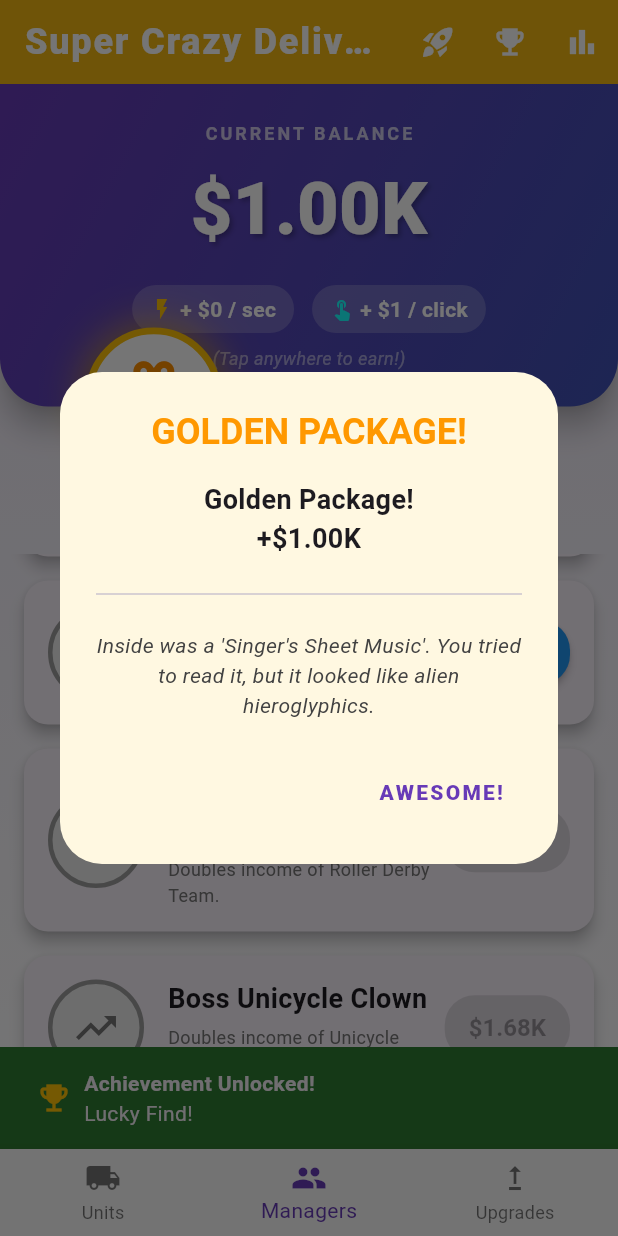
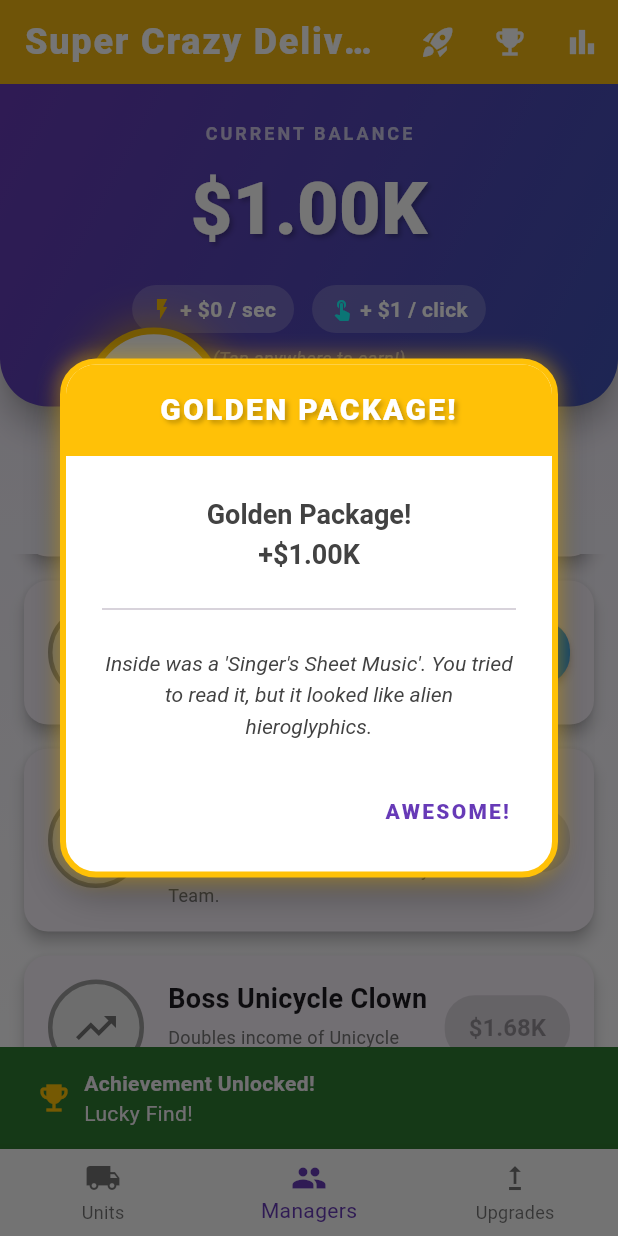
Before and after one commit to coins5/supercrazydeliveryinc, a Flutter app: the screen it shows after launch, item 2 of the bottom bar chosen, scrolled down 576 dp, after a tap on the "card giftcard" icon, on a phone screen of 412 x 824 dp. Run offline on Flutter 3.47's test engine with Material 3 defaults, Android fonts, the phone set to English and light mode, and no system bars; our stand-ins replace shared_preferences.

Commit message:
Mejora en dialog

```diff
--- a/lib/screens/home_screen.dart
+++ b/lib/screens/home_screen.dart
@@ -10,6 +10,7 @@ import '../data/offline_messages.dart';
 import 'dart:math';
 import 'prestige_screen.dart';
 import '../widgets/golden_package_widget.dart';
+import '../widgets/crazy_dialog.dart';
 
 class HomeScreen extends StatefulWidget {
   const HomeScreen({super.key});
@@ -160,11 +161,11 @@ class _HomeScreenState extends State<HomeScreen> {
               WidgetsBinding.instance.addPostFrameCallback((_) {
                 if (!mounted) return;
                 gameState.markOfflineEarningsAsShown();
-                showDialog(
+                showCrazyDialog(
                   context: context,
                   barrierDismissible: false,
-                  builder: (context) => AlertDialog(
-                    title: const Text('Welcome Back!'),
+                  title: 'Welcome Back!',
+                  themeColor: Colors.blue,
                   content: Column(
                     mainAxisSize: MainAxisSize.min,
                     children: [
@@ -212,7 +213,6 @@ class _HomeScreenState extends State<HomeScreen> {
                       child: const Text('AWESOME!'),
                     ),
                   ],
-                  ),
                 );
               });
             }
--- a/lib/screens/prestige_screen.dart
+++ b/lib/screens/prestige_screen.dart
@@ -1,6 +1,7 @@
 import 'package:flutter/material.dart';
 import 'package:provider/provider.dart';
 import '../models/game_state.dart';
+import '../widgets/crazy_dialog.dart';
 
 class PrestigeScreen extends StatelessWidget {
   const PrestigeScreen({super.key});
@@ -154,10 +155,10 @@ class PrestigeScreen extends StatelessWidget {
   }
 
   void _showConfirmationDialog(BuildContext context, GameState gameState) {
-    showDialog(
+    showCrazyDialog(
       context: context,
-      builder: (context) => AlertDialog(
-        title: const Text('Are you sure?'),
+      title: 'Are you sure?',
+      themeColor: Colors.redAccent,
       content: const Text(
         'You are about to reset your progress for Crazy Tokens.\n\n'
         'This action cannot be undone!',
@@ -177,7 +178,6 @@ class PrestigeScreen extends StatelessWidget {
           child: const Text('DO IT!'),
         ),
       ],
-      ),
     );
   }
 }
--- /dev/null
+++ b/lib/widgets/crazy_dialog.dart
@@ -0,0 +1,171 @@
+import 'package:flutter/material.dart';
+
+class CrazyDialog extends StatefulWidget {
+  final String title;
+  final Widget content;
+  final List<Widget>? actions;
+  final Color? themeColor;
+
+  const CrazyDialog({
+    super.key,
+    required this.title,
+    required this.content,
+    this.actions,
+    this.themeColor,
+  });
+
+  @override
+  State<CrazyDialog> createState() => _CrazyDialogState();
+}
+
+class _CrazyDialogState extends State<CrazyDialog>
+    with SingleTickerProviderStateMixin {
+  late AnimationController _controller;
+  late Animation<double> _scaleAnimation;
+
+  @override
+  void initState() {
+    super.initState();
+    _controller = AnimationController(
+      vsync: this,
+      duration: const Duration(milliseconds: 400),
+    );
+    _scaleAnimation = CurvedAnimation(
+      parent: _controller,
+      curve: Curves.elasticOut,
+    );
+    _controller.forward();
+  }
+
+  @override
+  void dispose() {
+    _controller.dispose();
+    super.dispose();
+  }
+
+  @override
+  Widget build(BuildContext context) {
+    final color = widget.themeColor ?? Colors.deepPurple;
+
+    return ScaleTransition(
+      scale: _scaleAnimation,
+      child: Dialog(
+        backgroundColor: Colors.transparent,
+        elevation: 0,
+        child: Container(
+          constraints: const BoxConstraints(maxWidth: 400),
+          decoration: BoxDecoration(
+            color: Colors.white,
+            borderRadius: BorderRadius.circular(24),
+            border: Border.all(color: color, width: 4),
+            boxShadow: [
+              BoxShadow(
+                color: Colors.black.withValues(alpha: 0.3),
+                blurRadius: 20,
+                offset: const Offset(0, 10),
+              ),
+              BoxShadow(
+                color: color.withValues(alpha: 0.4),
+                blurRadius: 10,
+                spreadRadius: 2,
+              ),
+            ],
+          ),
+          child: Column(
+            mainAxisSize: MainAxisSize.min,
+            crossAxisAlignment: CrossAxisAlignment.stretch,
+            children: [
+              // Header
+              Container(
+                padding: const EdgeInsets.symmetric(
+                  vertical: 16,
+                  horizontal: 24,
+                ),
+                decoration: BoxDecoration(
+                  color: color,
+                  borderRadius: const BorderRadius.only(
+                    topLeft: Radius.circular(20),
+                    topRight: Radius.circular(20),
+                  ),
+                ),
+                child: Text(
+                  widget.title.toUpperCase(),
+                  textAlign: TextAlign.center,
+                  style: const TextStyle(
+                    color: Colors.white,
+                    fontSize: 20,
+                    fontWeight: FontWeight.w900,
+                    letterSpacing: 1.5,
+                    shadows: [
+                      Shadow(
+                        color: Colors.black26,
+                        offset: Offset(2, 2),
+                        blurRadius: 4,
+                      ),
+                    ],
+                  ),
+                ),
+              ),
+
+              // Content
+              Padding(
+                padding: const EdgeInsets.all(24),
+                child: DefaultTextStyle(
+                  style: TextStyle(
+                    fontSize: 16,
+                    color: Colors.grey[800],
+                    height: 1.5,
+                  ),
+                  child: widget.content,
+                ),
+              ),
+
+              // Actions
+              if (widget.actions != null && widget.actions!.isNotEmpty)
+                Padding(
+                  padding: const EdgeInsets.fromLTRB(16, 0, 16, 16),
+                  child: Row(
+                    mainAxisAlignment: MainAxisAlignment.end,
+                    children: widget.actions!.map((action) {
+                      return Padding(
+                        padding: const EdgeInsets.only(left: 8),
+                        child: action,
+                      );
+                    }).toList(),
+                  ),
+                ),
+            ],
+          ),
+        ),
+      ),
+    );
+  }
+}
+
+Future<T?> showCrazyDialog<T>({
+  required BuildContext context,
+  required String title,
+  required Widget content,
+  List<Widget>? actions,
+  Color? themeColor,
+  bool barrierDismissible = true,
+}) {
+  return showGeneralDialog<T>(
+    context: context,
+    barrierDismissible: barrierDismissible,
+    barrierLabel: 'Dismiss',
+    barrierColor: Colors.black54,
+    transitionDuration: const Duration(milliseconds: 300),
+    pageBuilder: (context, animation, secondaryAnimation) {
+      return Container(); // Not used because we use transitionBuilder
+    },
+    transitionBuilder: (context, animation, secondaryAnimation, child) {
+      return CrazyDialog(
+        title: title,
+        content: content,
+        actions: actions,
+        themeColor: themeColor,
+      );
+    },
+  );
+}
--- a/lib/widgets/golden_package_widget.dart
+++ b/lib/widgets/golden_package_widget.dart
@@ -1,6 +1,7 @@
 import 'package:flutter/material.dart';
 import 'package:provider/provider.dart';
 import '../models/game_state.dart';
+import 'crazy_dialog.dart';
 
 class GoldenPackageWidget extends StatefulWidget {
   const GoldenPackageWidget({super.key});
@@ -93,15 +94,10 @@ class _GoldenPackageWidgetState extends State<GoldenPackageWidget>
   }
 
   void _showRewardDialog(BuildContext context, String message, String story) {
-    showDialog(
+    showCrazyDialog(
       context: context,
-      builder: (context) => AlertDialog(
-        backgroundColor: Colors.amber[50],
-        title: const Text(
-          'GOLDEN PACKAGE!',
-          textAlign: TextAlign.center,
-          style: TextStyle(color: Colors.orange, fontWeight: FontWeight.bold),
-        ),
+      title: 'GOLDEN PACKAGE!',
+      themeColor: Colors.amber,
       content: Column(
         mainAxisSize: MainAxisSize.min,
         children: [
@@ -130,7 +126,6 @@ class _GoldenPackageWidgetState extends State<GoldenPackageWidget>
           child: const Text('AWESOME!'),
         ),
       ],
-      ),
     );
   }
 }
--- a/lib/widgets/unit_card.dart
+++ b/lib/widgets/unit_card.dart
@@ -2,6 +2,7 @@ import 'package:flutter/material.dart';
 import 'package:provider/provider.dart';
 import '../models/delivery_unit.dart';
 import '../models/game_state.dart';
+import 'crazy_dialog.dart';
 
 class UnitCard extends StatelessWidget {
   final DeliveryUnit unit;
@@ -160,17 +161,17 @@ class UnitCard extends StatelessWidget {
   }
 
   void _showUnitInfo(BuildContext context) {
-    showDialog(
+    showCrazyDialog(
       context: context,
+      title: unit.name,
+      content: Builder(
         builder: (context) {
           final gameState = Provider.of<GameState>(context, listen: false);
           final unitUpgrades = gameState.upgrades
               .where((u) => u.targetUnitId == unit.id)
               .toList();
 
-        return AlertDialog(
-          title: Text(unit.name),
-          content: SingleChildScrollView(
+          return SingleChildScrollView(
             child: Column(
               crossAxisAlignment: CrossAxisAlignment.start,
               mainAxisSize: MainAxisSize.min,
@@ -199,6 +200,8 @@ class UnitCard extends StatelessWidget {
                 _buildEvolutionText(1000, "Godlike", unit.count),
               ],
             ),
+          );
+        },
       ),
       actions: [
         TextButton(
@@ -206,8 +209,6 @@ class UnitCard extends StatelessWidget {
           child: const Text('Close'),
         ),
       ],
-        );
-      },
     );
   }
 
```
Lines whose indentation alone changed are shown as unchanged.
